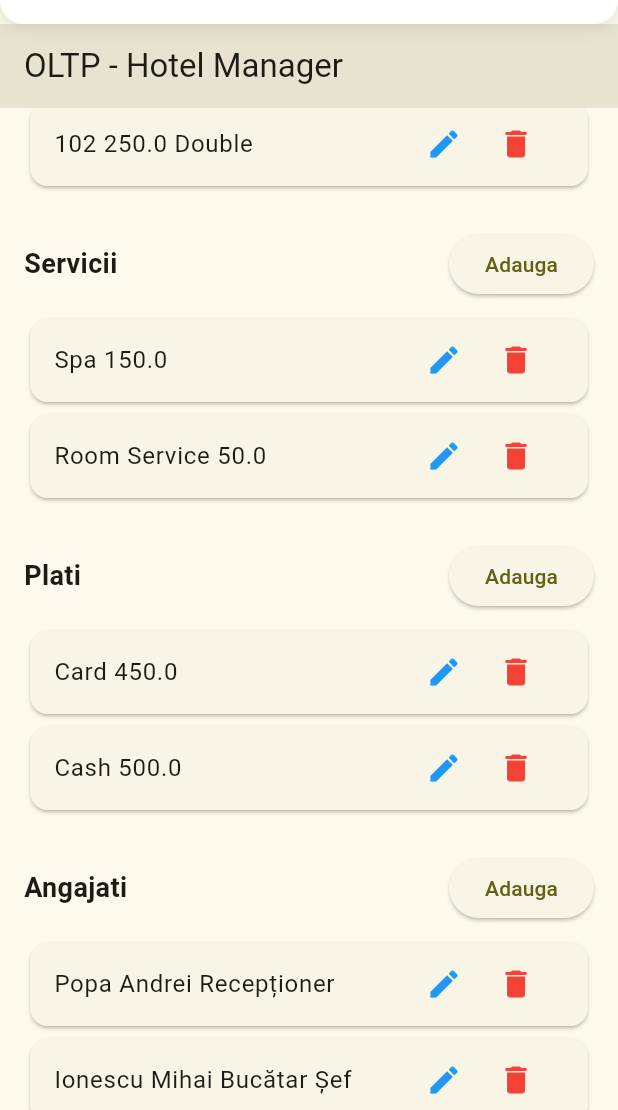
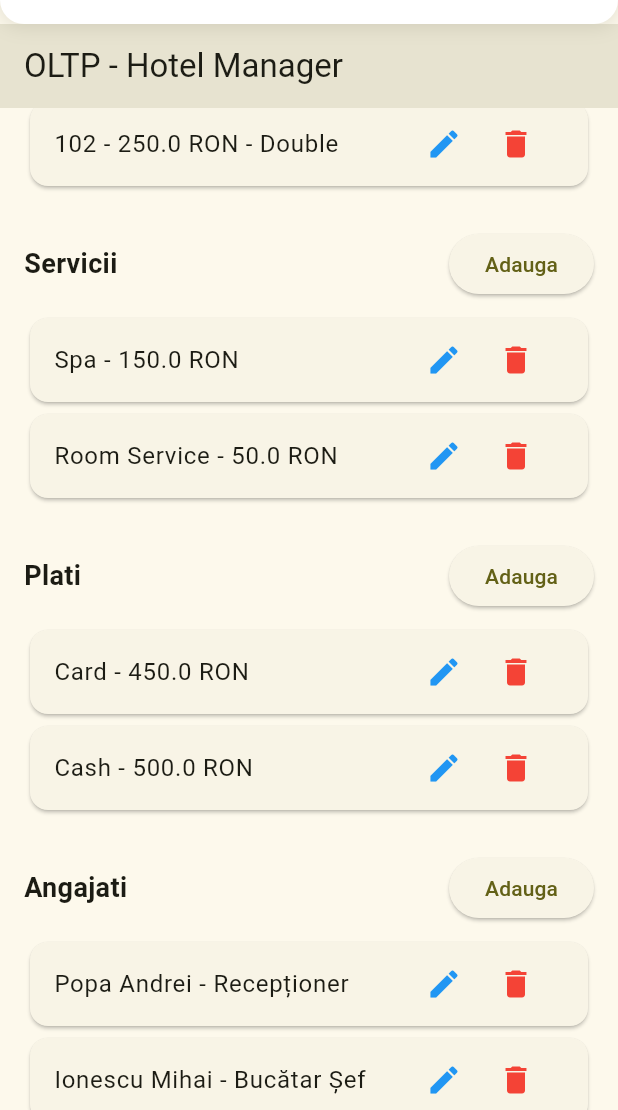
Before and after one commit to diana-clinciu/MODBD, a Flutter app: the screen it shows after launch, scrolled down 576 dp, on a phone screen of 412 x 824 dp, the part 126-1236 px from its top. Run offline on Flutter 3.47's test engine with Material 3 defaults, Android fonts, the phone set to English and light mode, and no system bars; our stand-ins replace flutter_svg, get_it, syncfusion_flutter_charts.

Commit message:
fixed oltp screen

```diff
--- a/DW&BI/FRONTEND/lib/models/camera.dart
+++ b/DW&BI/FRONTEND/lib/models/camera.dart
@@ -26,13 +26,13 @@ class Camera {
           mainAxisSize: MainAxisSize.min,
           children: [
             TextField(
-                onChanged: (v) => nr = v as int,
+                onChanged: (v) => nr = int.tryParse(v) ?? 0,
                 decoration: InputDecoration(labelText: "Numar camera")),
             TextField(
                 onChanged: (v) => tip = v,
                 decoration: InputDecoration(labelText: "Tip camera")),
             TextField(
-                onChanged: (v) => pret = v as double,
+                onChanged: (v) => pret = double.tryParse(v) ?? 0.0,
                 decoration: InputDecoration(labelText: "Pret camera")),
           ],
         ),
--- a/DW&BI/FRONTEND/lib/models/plata.dart
+++ b/DW&BI/FRONTEND/lib/models/plata.dart
@@ -66,7 +66,7 @@ class Plata {
                 decoration: InputDecoration(labelText: "Metoda de plata")),
             TextField(
                 controller: TextEditingController(text: suma.toString()),
-                onChanged: (v) => suma = v as double,
+                onChanged: (v) => suma = double.tryParse(v) ?? 0.0,
                 decoration: InputDecoration(labelText: "Suma de plata")),
           ],
         ),
--- a/DW&BI/FRONTEND/lib/models/serviciu.dart
+++ b/DW&BI/FRONTEND/lib/models/serviciu.dart
@@ -27,7 +27,7 @@ class Serviciu {
                 onChanged: (v) => denumire = v,
                 decoration: InputDecoration(labelText: "Denumire serviciu")),
             TextField(
-                onChanged: (v) => pret = v as double,
+                onChanged: (v) => pret = double.tryParse(v) ?? 0.0,
                 decoration: InputDecoration(labelText: "Pret serviciu")),
           ],
         ),
--- a/DW&BI/FRONTEND/lib/ui/dw/dw_screen.dart
+++ b/DW&BI/FRONTEND/lib/ui/dw/dw_screen.dart
@@ -53,7 +53,7 @@ class _DWViewState extends State<DWScreen> {
                                 child: ListTile(
                                   title: Text("${f.client} - ${f.rezervareKey}"),
                                   subtitle: Text(
-                                      "Cameră: ${f.camera}, Serviciu: ${f.serviciu}, Eveniment: ${f.eveniment}\nData: ${f.data.toLocal().toShortDateString()}, Sumă: ${f.suma} RON"),
+                                      "Cameră: ${f.camera}, Serviciu: ${f.serviciu}, Eveniment: ${f.eveniment}\nData: ${f.data.toShortDateString()}, Sumă: ${f.suma} RON"),
                                 ),
                               ))
                           .toList(),
--- a/DW&BI/FRONTEND/lib/ui/oltp/oltp_screen.dart
+++ b/DW&BI/FRONTEND/lib/ui/oltp/oltp_screen.dart
@@ -39,7 +39,7 @@ class OltpScreen extends StatelessWidget {
                     context,
                     "Rezervari",
                     vm.rezervari
-                        .map((c) => "${c.clientName} ${c.data.toShortDateString()}")
+                        .map((c) => "${c.clientName} - ${c.data.toShortDateString()}")
                         .toList(),
                     () => Rezervare.showAddReservationDialog(context, vm),
                     (index) => Rezervare.showEditReservationDialog(context, vm, index),
@@ -49,17 +49,17 @@ class OltpScreen extends StatelessWidget {
                     context,
                     "Camere",
                     vm.camere
-                        .map((c) => "${c.nr} ${c.pret} ${c.tip}")
+                        .map((c) => "${c.nr} - ${c.pret} RON - ${c.tip}")
                         .toList(),
                     () => Camera.showAddCameraDialog(context, vm),
                     (index) => Camera.showEditCameraDialog(context, vm, index),
-                    (index) => vm.deleteClient(index),
+                    (index) => vm.deleteCamera(index),
                   ),
                   _buildCrudSection(
                     context,
                     "Servicii",
                     vm.servicii
-                        .map((c) => "${c.denumire} ${c.pret}")
+                        .map((c) => "${c.denumire} - ${c.pret} RON")
                         .toList(),
                     () => Serviciu.showAddCServiciuDialog(context, vm),
                     (index) => Serviciu.showEditServiciuDialog(context, vm, index),
@@ -69,7 +69,7 @@ class OltpScreen extends StatelessWidget {
                     context,
                     "Plati",
                     vm.plati
-                        .map((c) => "${c.metoda} ${c.suma}")
+                        .map((c) => "${c.metoda} - ${c.suma} RON")
                         .toList(),
                     () => Plata.showAddPlataDialog(context, vm),
                     (index) => Plata.showEditPlatiDialog(context, vm, index),
@@ -79,7 +79,7 @@ class OltpScreen extends StatelessWidget {
                     context,
                     "Angajati",
                     vm.angajati
-                        .map((c) => "${c.nume} ${c.functie}")
+                        .map((c) => "${c.nume} - ${c.functie}")
                         .toList(),
                     () => Angajat.showAddAngajatDialog(context, vm),
                     (index) => Angajat.showEditAngajatDialog(context, vm, index),
@@ -89,7 +89,7 @@ class OltpScreen extends StatelessWidget {
                     context,
                     "Evenimente",
                     vm.evenimente
-                        .map((c) => "${c.nume} ${c.data.toShortDateString()}")
+                        .map((c) => "${c.nume} - ${c.data.toShortDateString()}")
                         .toList(),
                     () => Eveniment.showAddEvenimentDialog(context, vm),
                     (index) => Eveniment.showEditEvenimentDialog(context, vm, index),
@@ -154,6 +154,8 @@ class OltpScreen extends StatelessWidget {
 
 extension DateTimeExtension on DateTime {
   String toShortDateString() {
-    return "${this.day}/${this.month}/${this.year}";
+    return "${this.day.toString().padLeft(2,'0')}/"
+           "${this.month.toString().padLeft(2,'0')}/"
+           "${this.year}";
   }
 }
```
Also changed, not shown: DW&BI/FRONTEND/lib/models/eveniment.dart (+28 -9 lines), DW&BI/FRONTEND/lib/models/rezervare.dart (+35 -11 lines).
